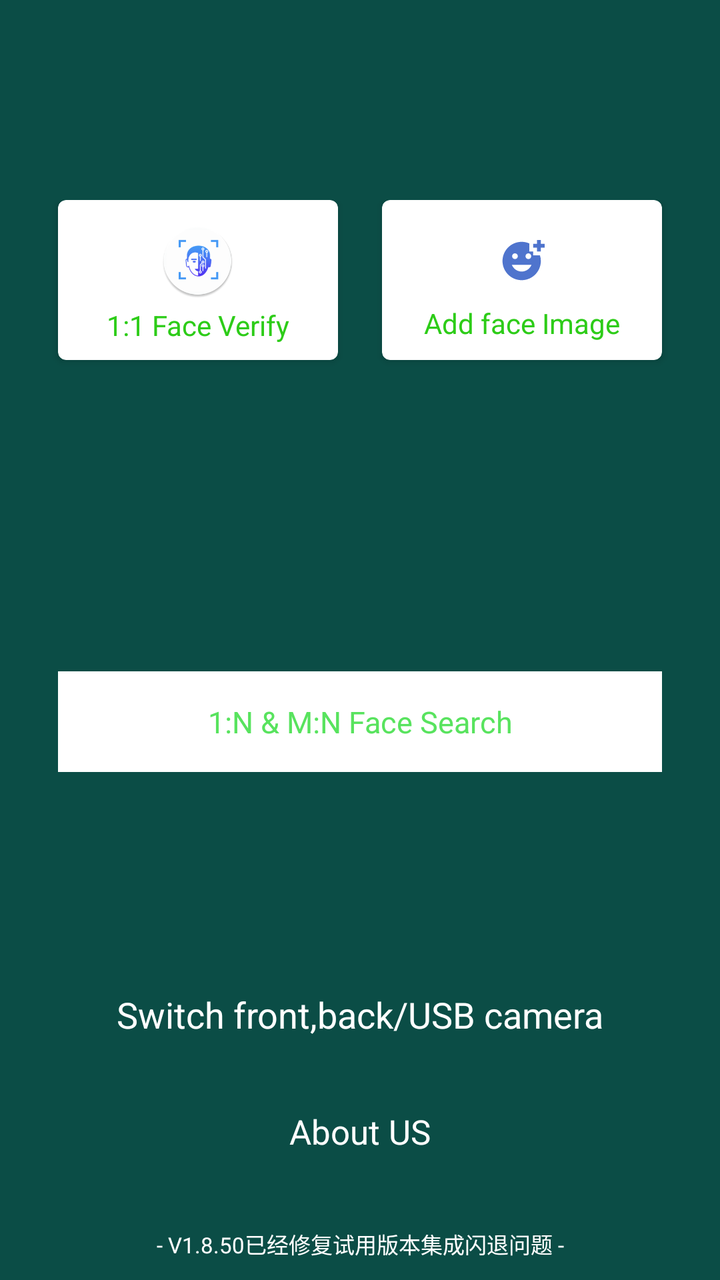
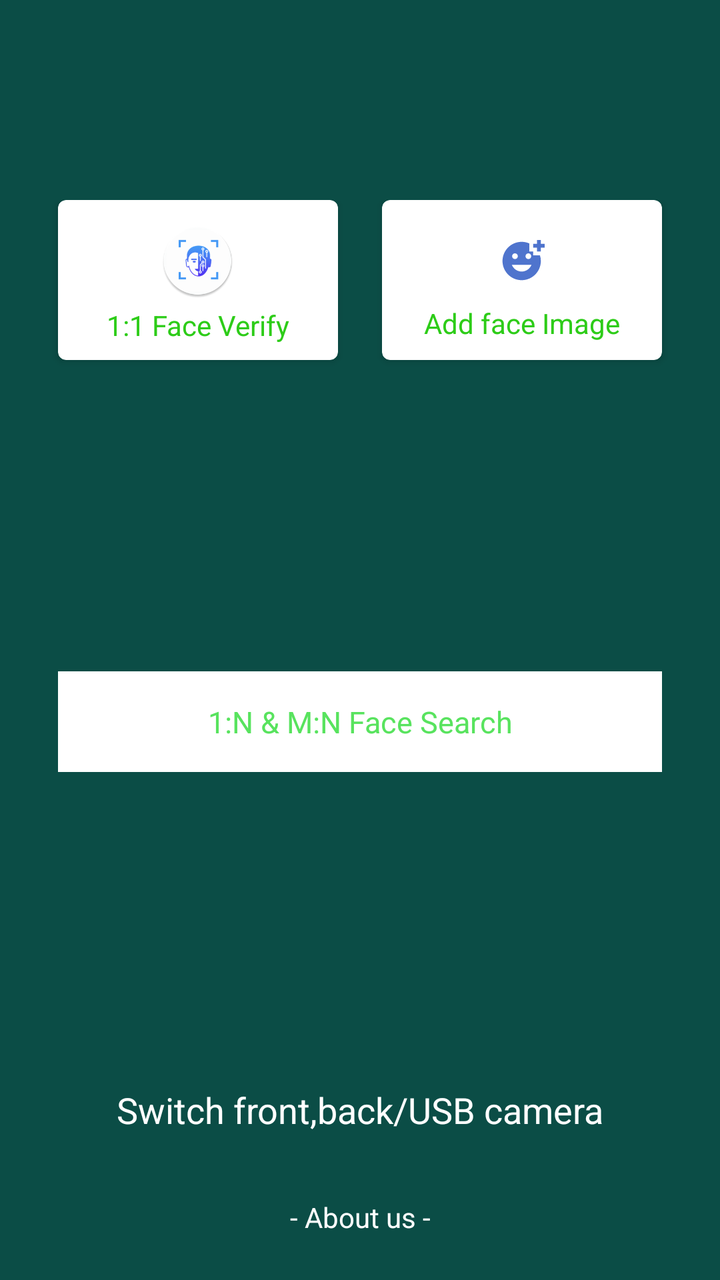

Before-and-after screenshots of an Android layout around one commit, followed by the original layout XML and the change that was made.
<!-- AndroidManifest.xml: application theme AppTheme -->
<!-- res/layout/activity_navi.xml -->
<?xml version="1.0" encoding="utf-8"?>
<androidx.constraintlayout.widget.ConstraintLayout xmlns:android="http://schemas.android.com/apk/res/android"
    xmlns:app="http://schemas.android.com/apk/res-auto"
    xmlns:tools="http://schemas.android.com/tools"
    android:layout_width="match_parent"
    android:layout_height="match_parent"
    android:background="@color/colorAccent"
    android:paddingTop="100dp"
    tools:context=".NaviActivity">

    
    <androidx.cardview.widget.CardView
        android:id="@+id/face_verify_card"
        android:layout_width="0dp"
        android:layout_height="80dp"
        app:cardCornerRadius="4dp"
        android:layout_marginLeft="29dp"
        android:layout_marginRight="11dp"
        app:cardBackgroundColor="@color/white"
        app:layout_constraintEnd_toStartOf="@+id/update_base_image"
        app:layout_constraintStart_toStartOf="parent"
        app:layout_constraintTop_toTopOf="parent">

        <LinearLayout
            android:layout_width="match_parent"
            android:layout_height="wrap_content"
            android:layout_gravity="center"
            android:orientation="vertical">

            <ImageView
                android:layout_width="45dp"
                android:layout_height="45dp"
                android:padding="4dp"
                android:layout_gravity="center_horizontal"
                android:src="@drawable/logo" />

            <TextView
                android:id="@+id/face_verify"
                android:layout_width="match_parent"
                android:layout_height="wrap_content"
                android:layout_gravity="center_horizontal"
                android:gravity="center"
                android:text="@string/face_verify_1vs1"
                android:textColor="#2DCC18"
                android:textSize="14sp" />

        </LinearLayout>

    </androidx.cardview.widget.CardView>


    
    <androidx.cardview.widget.CardView
        android:id="@+id/update_base_image"
        android:layout_width="0dp"
        android:layout_height="80dp"
        app:cardCornerRadius="4dp"
        android:layout_marginRight="29dp"
        android:layout_marginLeft="11dp"
        app:cardBackgroundColor="@color/white"
        app:layout_constraintEnd_toEndOf="parent"
        app:layout_constraintStart_toEndOf="@+id/face_verify_card"
        app:layout_constraintTop_toTopOf="parent">

        <LinearLayout
            android:layout_width="match_parent"
            android:layout_height="wrap_content"
            android:layout_gravity="center"
            android:orientation="vertical">

            <ImageView
                android:layout_width="43dp"
                android:layout_height="43dp"
                android:padding="10dp"
                android:layout_gravity="center_horizontal"
                android:src="@drawable/ic_add_face" />

            <TextView
                android:id="@+id/change_base_img"
                android:layout_width="match_parent"
                android:layout_height="wrap_content"
                android:layout_gravity="center_horizontal"
                android:gravity="center"
                android:text="@string/add_face_image"
                android:textColor="#2DCC18"
                android:textSize="14sp"
                app:layout_constraintTop_toBottomOf="@+id/update_base_image" />

        </LinearLayout>

    </androidx.cardview.widget.CardView>



    <TextView
        android:id="@+id/liveness_detection"
        android:layout_width="match_parent"
        android:layout_height="wrap_content"
        android:layout_marginTop="44dp"
        android:background="@color/white"
        android:gravity="center"
        android:layout_marginLeft="29dp"
        android:layout_marginRight="29dp"
        android:paddingTop="15dp"
        android:paddingBottom="15dp"
        android:text="@string/only_motion_liveness_detection"
        android:textColor="#2DCC18"
        android:textSize="16sp"
        android:visibility="invisible"
        app:layout_constraintEnd_toEndOf="parent"
        app:layout_constraintStart_toStartOf="parent"
        app:layout_constraintTop_toBottomOf="@+id/update_base_image" />


    <TextView
        android:id="@+id/face_search_1_n"
        android:layout_width="match_parent"
        android:layout_height="wrap_content"
        android:layout_marginTop="60dp"
        android:background="@color/white"
        android:gravity="center"
        android:layout_marginLeft="29dp"
        android:layout_marginRight="29dp"
        android:paddingTop="15dp"
        android:paddingBottom="15dp"
        android:visibility="visible"
        android:text="@string/face_search_navi"
        android:textColor="@color/green"
        android:textSize="15sp"
        app:layout_constraintEnd_toEndOf="parent"
        app:layout_constraintStart_toStartOf="parent"
        app:layout_constraintTop_toBottomOf="@+id/liveness_detection" />


    <TextView
        android:id="@+id/change_camera"
        android:layout_width="match_parent"
        android:layout_height="wrap_content"
        android:layout_gravity="bottom"
        android:gravity="center"
        android:textColor="@android:color/white"
        android:textSize="18sp"
        android:layout_marginTop="5dp"
        android:layout_marginBottom="16dp"
        app:layout_constraintBottom_toTopOf="@+id/more_about_me"
        android:text="@string/switch_camera" />


    <TextView
        android:id="@+id/more_about_me"
        android:layout_width="match_parent"
        android:layout_height="wrap_content"
        android:gravity="center"
        android:padding="19dp"
        android:visibility="visible"
        android:text="@string/about_us"
        android:textColor="@android:color/white"
        android:textSize="17sp"
        android:layout_marginBottom="44dp"
        app:layout_constraintBottom_toBottomOf="parent" />



    <TextView
        android:layout_width="match_parent"
        android:layout_height="wrap_content"
        android:gravity="center"
        android:padding="9dp"
        android:visibility="visible"
        android:text="- V1.8.50已经修复试用版本集成闪退问题 -"
        android:textColor="@android:color/white"
        android:textSize="11sp"
        android:layout_marginBottom="1dp"
        app:layout_constraintBottom_toBottomOf="parent" />


</androidx.constraintlayout.widget.ConstraintLayout>
<!-- resources referenced by this layout -->
<resources>
  <color name="colorAccent">#0B4D46</color>
  <color name="green">#58E35E</color>
  <color name="white">#FFFFFFFF</color>
  <!-- drawable ic_add_face (drawable) -->
  <vector android:alpha="0.87" android:height="24dp"
      android:tint="#345EC6" android:viewportHeight="24"
      android:viewportWidth="24" android:width="24dp" xmlns:android="http://schemas.android.com/apk/res/android">
      <path android:fillColor="@android:color/white" android:pathData="M18,9V7h-2V2.84C14.77,2.3 13.42,2 11.99,2C6.47,2 2,6.48 2,12s4.47,10 9.99,10C17.52,22 22,17.52 22,12c0,-1.05 -0.17,-2.05 -0.47,-3H18zM15.5,8C16.33,8 17,8.67 17,9.5S16.33,11 15.5,11S14,10.33 14,9.5S14.67,8 15.5,8zM8.5,8C9.33,8 10,8.67 10,9.5S9.33,11 8.5,11S7,10.33 7,9.5S7.67,8 8.5,8zM12,17.5c-2.33,0 -4.31,-1.46 -5.11,-3.5h10.22C16.31,16.04 14.33,17.5 12,17.5zM22,3h2v2h-2v2h-2V5h-2V3h2V1h2V3z"/>
  </vector>
  <!-- drawable logo: webp bitmap (drawable, 10054 bytes) -->
  <string name="about_us">About US</string>
  <string name="add_face_image">Add face Image</string>
  <string name="face_search_navi">1:N &amp; M:N  Face Search </string>
  <string name="face_verify_1vs1">1:1 Face Verify </string>
  <string name="only_motion_liveness_detection">Only motion liveness detection</string>
  <string name="switch_camera">Switch front,back/USB camera </string>
  <style name="AppTheme" parent="Theme.MaterialComponents.DayNight.NoActionBar">
          
          <item name="colorControlNormal">@android:color/white</item>
          <item name="colorPrimary">@color/colorPrimary</item>
          <item name="colorPrimaryDark">@color/colorPrimaryDark</item>
          <item name="colorAccent">@color/colorAccent</item>
  
          <item name="buttonBarPositiveButtonStyle">@style/positiveBtnStyle</item>
          <item name="buttonBarNegativeButtonStyle">@style/negativeBtnstyle</item>
      </style>
  <color name="colorPrimary">#0B4D46</color>
  <color name="colorPrimaryDark">#0B4D46</color>
  <style name="positiveBtnStyle" parent="Widget.AppCompat.Button.ButtonBar.AlertDialog">
          <item name="android:textColor">@color/green</item>
      </style>
  <style name="negativeBtnstyle" parent="Widget.AppCompat.Button.ButtonBar.AlertDialog">
          <item name="android:textColor">@color/red</item>
      </style>
  <color name="red">#E91E63</color>
</resources>

<!-- the commit's change to res/layout/activity_navi.xml (unified diff, before → after) -->
@@ -140,6 +140,7 @@
         android:gravity="center"
         android:textColor="@android:color/white"
         android:textSize="18sp"
+        android:padding="5dp"
         android:layout_marginTop="5dp"
         android:layout_marginBottom="16dp"
         app:layout_constraintBottom_toTopOf="@+id/more_about_me"
@@ -151,27 +152,15 @@
         android:layout_width="match_parent"
         android:layout_height="wrap_content"
         android:gravity="center"
-        android:padding="19dp"
+        android:padding="11dp"
         android:visibility="visible"
         android:text="@string/about_us"
         android:textColor="@android:color/white"
-        android:textSize="17sp"
-        android:layout_marginBottom="44dp"
+        android:textSize="14sp"
+        android:layout_marginBottom="11dp"
         app:layout_constraintBottom_toBottomOf="parent" />
 
 
 
-    <TextView
-        android:layout_width="match_parent"
-        android:layout_height="wrap_content"
-        android:gravity="center"
-        android:padding="9dp"
-        android:visibility="visible"
-        android:text="- V1.8.50已经修复试用版本集成闪退问题 -"
-        android:textColor="@android:color/white"
-        android:textSize="11sp"
-        android:layout_marginBottom="1dp"
-        app:layout_constraintBottom_toBottomOf="parent" />
-
 
 </androidx.constraintlayout.widget.ConstraintLayout>
<!-- resource entries referenced after the edit -->
@@ -10,7 +10,7 @@
       <path android:fillColor="@android:color/white" android:pathData="M18,9V7h-2V2.84C14.77,2.3 13.42,2 11.99,2C6.47,2 2,6.48 2,12s4.47,10 9.99,10C17.52,22 22,17.52 22,12c0,-1.05 -0.17,-2.05 -0.47,-3H18zM15.5,8C16.33,8 17,8.67 17,9.5S16.33,11 15.5,11S14,10.33 14,9.5S14.67,8 15.5,8zM8.5,8C9.33,8 10,8.67 10,9.5S9.33,11 8.5,11S7,10.33 7,9.5S7.67,8 8.5,8zM12,17.5c-2.33,0 -4.31,-1.46 -5.11,-3.5h10.22C16.31,16.04 14.33,17.5 12,17.5zM22,3h2v2h-2v2h-2V5h-2V3h2V1h2V3z"/>
   </vector>
   <!-- drawable logo: webp bitmap (drawable, 10054 bytes) -->
-  <string name="about_us">About US</string>
+  <string name="about_us">- About us - </string>
   <string name="add_face_image">Add face Image</string>
   <string name="face_search_navi">1:N &amp; M:N  Face Search </string>
   <string name="face_verify_1vs1">1:1 Face Verify </string>
